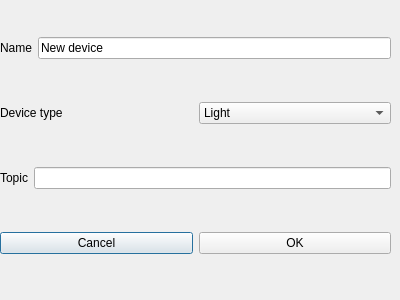
This is src/explorer/resources/new_device_dialog.ui in vsokolov00/mqtt-explorer as Qt 5 draws it before an edit. The edited form follows.
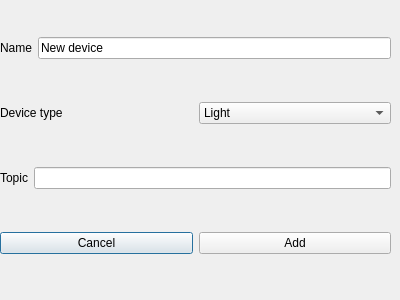
This is the edited form.

The edit to the form file:
```diff
--- a/src/explorer/resources/new_device_dialog.ui
+++ b/src/explorer/resources/new_device_dialog.ui
@@ -135,7 +135,7 @@
       <item>
        <widget class="QPushButton" name="ok">
         <property name="text">
-         <string>OK</string>
+         <string>Add</string>
         </property>
        </widget>
       </item>
```
